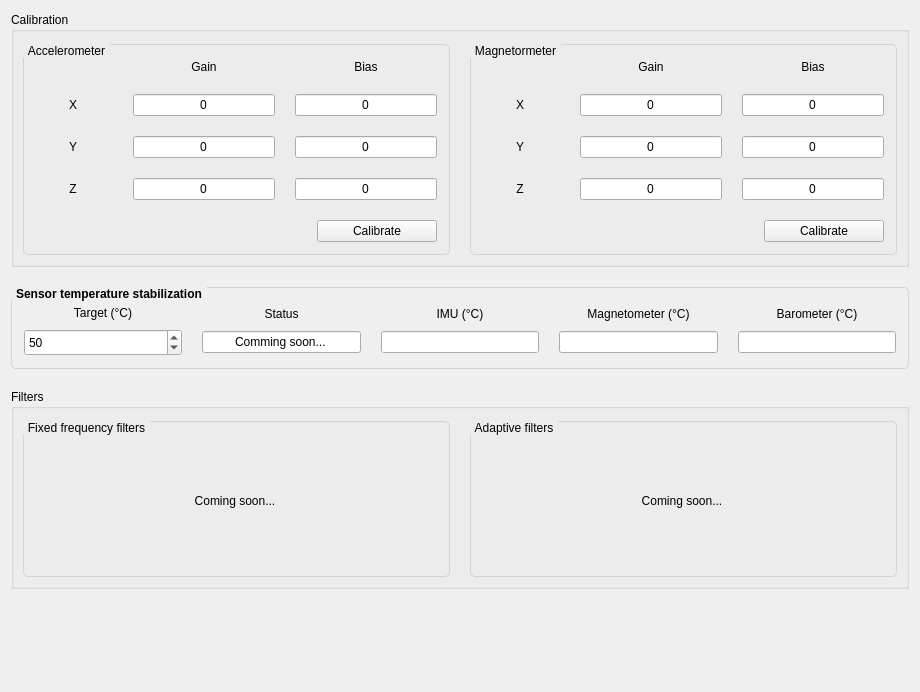
The window that ui_sensors.ui (korken89/kfly_gui) describes before a commit, drawn with Qt 5.
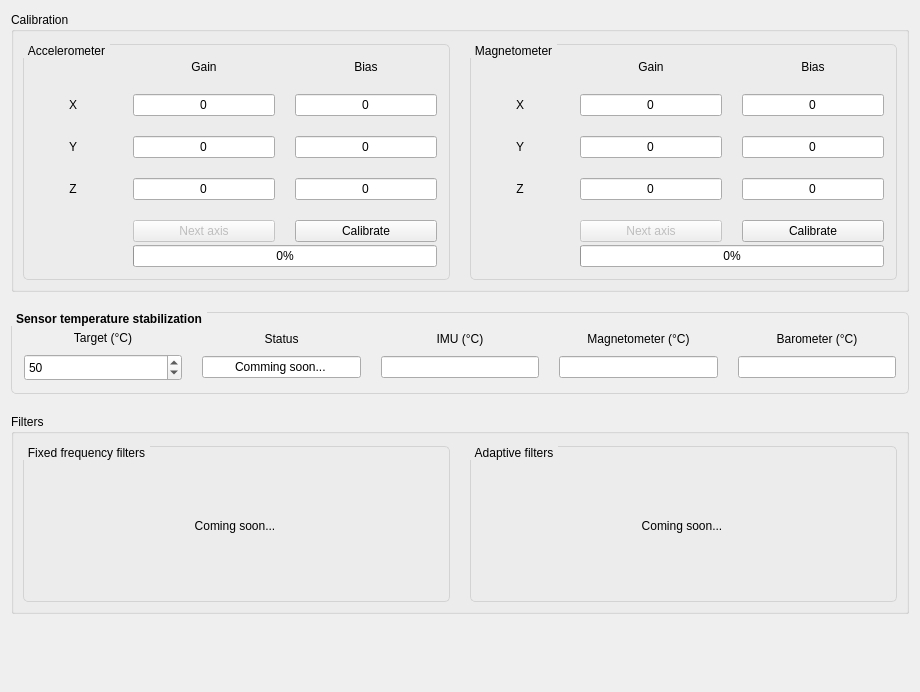
The same window after the commit.

Commit message: Fixed names and layout of sensors tab

The edit to the form file:
```diff
--- a/ui_sensors.ui
+++ b/ui_sensors.ui
@@ -290,32 +290,78 @@
            </item>
            <item>
             <layout class="QHBoxLayout" name="horizontalLayout_13">
+             <property name="spacing">
+              <number>20</number>
+             </property>
              <item>
-              <spacer name="horizontalSpacer">
-               <property name="orientation">
-                <enum>Qt::Horizontal</enum>
-               </property>
-               <property name="sizeHint" stdset="0">
-                <size>
-                 <width>40</width>
-                 <height>20</height>
-                </size>
-               </property>
-              </spacer>
-             </item>
-             <item>
-              <widget class="QPushButton" name="pushButton">
+              <widget class="QLabel" name="label_19">
                <property name="minimumSize">
                 <size>
-                 <width>120</width>
+                 <width>80</width>
                  <height>0</height>
                 </size>
                </property>
+               <property name="maximumSize">
+                <size>
+                 <width>80</width>
+                 <height>16777215</height>
+                </size>
+               </property>
                <property name="text">
-                <string>Calibrate</string>
+                <string/>
                </property>
               </widget>
              </item>
+             <item>
+              <layout class="QVBoxLayout" name="verticalLayout_10">
+               <property name="spacing">
+                <number>3</number>
+               </property>
+               <property name="leftMargin">
+                <number>0</number>
+               </property>
+               <item>
+                <layout class="QHBoxLayout" name="horizontalLayout_16">
+                 <property name="spacing">
+                  <number>20</number>
+                 </property>
+                 <property name="leftMargin">
+                  <number>0</number>
+                 </property>
+                 <item>
+                  <widget class="QPushButton" name="buttonNextAxisAcc">
+                   <property name="enabled">
+                    <bool>false</bool>
+                   </property>
+                   <property name="text">
+                    <string>Next axis</string>
+                   </property>
+                  </widget>
+                 </item>
+                 <item>
+                  <widget class="QPushButton" name="buttonCalibrateAcc">
+                   <property name="minimumSize">
+                    <size>
+                     <width>100</width>
+                     <height>0</height>
+                    </size>
+                   </property>
+                   <property name="text">
+                    <string>Calibrate</string>
+                   </property>
+                  </widget>
+                 </item>
+                </layout>
+               </item>
+               <item>
+                <widget class="QProgressBar" name="progressAcc">
+                 <property name="value">
+                  <number>0</number>
+                 </property>
+                </widget>
+               </item>
+              </layout>
+             </item>
             </layout>
            </item>
           </layout>
@@ -337,7 +383,7 @@
 }</string>
           </property>
           <property name="title">
-           <string>Magnetormeter</string>
+           <string>Magnetometer</string>
           </property>
           <layout class="QVBoxLayout" name="verticalLayout_5">
            <property name="spacing">
@@ -559,32 +605,78 @@
            </item>
            <item>
             <layout class="QHBoxLayout" name="horizontalLayout_14">
+             <property name="spacing">
+              <number>20</number>
+             </property>
              <item>
-              <spacer name="horizontalSpacer_2">
-               <property name="orientation">
-                <enum>Qt::Horizontal</enum>
-               </property>
-               <property name="sizeHint" stdset="0">
-                <size>
-                 <width>40</width>
-                 <height>20</height>
-                </size>
-               </property>
-              </spacer>
-             </item>
-             <item>
-              <widget class="QPushButton" name="pushButton_2">
+              <widget class="QLabel" name="label_20">
                <property name="minimumSize">
                 <size>
-                 <width>120</width>
+                 <width>80</width>
                  <height>0</height>
                 </size>
                </property>
+               <property name="maximumSize">
+                <size>
+                 <width>80</width>
+                 <height>16777215</height>
+                </size>
+               </property>
                <property name="text">
-                <string>Calibrate</string>
+                <string/>
                </property>
               </widget>
              </item>
+             <item>
+              <layout class="QVBoxLayout" name="verticalLayout_12">
+               <property name="spacing">
+                <number>3</number>
+               </property>
+               <property name="leftMargin">
+                <number>0</number>
+               </property>
+               <item>
+                <layout class="QHBoxLayout" name="horizontalLayout_17">
+                 <property name="spacing">
+                  <number>20</number>
+                 </property>
+                 <property name="leftMargin">
+                  <number>0</number>
+                 </property>
+                 <item>
+                  <widget class="QPushButton" name="buttonNextAxisMag">
+                   <property name="enabled">
+                    <bool>false</bool>
+                   </property>
+                   <property name="text">
+                    <string>Next axis</string>
+                   </property>
+                  </widget>
+                 </item>
+                 <item>
+                  <widget class="QPushButton" name="buttonCalibrateMag">
+                   <property name="minimumSize">
+                    <size>
+                     <width>100</width>
+                     <height>0</height>
+                    </size>
+                   </property>
+                   <property name="text">
+                    <string>Calibrate</string>
+                   </property>
+                  </widget>
+                 </item>
+                </layout>
+               </item>
+               <item>
+                <widget class="QProgressBar" name="progressMag">
+                 <property name="value">
+                  <number>0</number>
+                 </property>
+                </widget>
+               </item>
+              </layout>
+             </item>
             </layout>
            </item>
           </layout>
```
Left out of the diff: 48 changed lines with no effect on the pictures.
